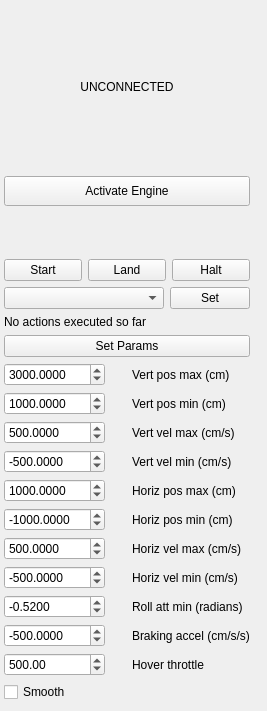
First picture: the form in src/ui/UASControl.ui, repository dricketts/apm_planner, before the edit.
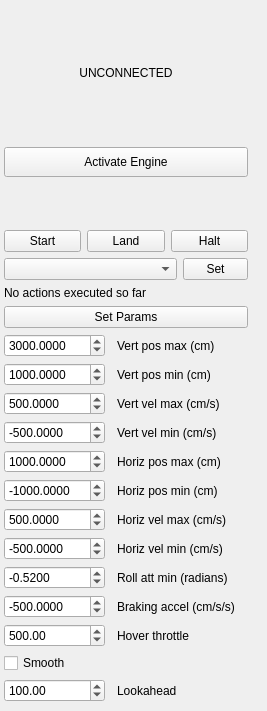
Second picture: the form after the edit. Icons and pictures are not drawn.

The edit to the form file:
```diff
--- a/src/ui/UASControl.ui
+++ b/src/ui/UASControl.ui
@@ -34,7 +34,7 @@
   <property name="toolTip">
    <string>Control widget to send basic control actions to the micro air vehicle</string>
   </property>
-  <layout class="QGridLayout" name="gridLayout" rowstretch="5,0,0,0,0,0,0,0,0,0,0,0,0,0,0,0,0,0,0,0,0" columnstretch="5,0,0,0,0,0">
+  <layout class="QGridLayout" name="gridLayout" rowstretch="5,0,0,0,0,0,0,0,0,0,0,0,0,0,0,0,0,0,0,0,0,0" columnstretch="5,0,0,0,0,0">
    <property name="leftMargin">
     <number>4</number>
    </property>
@@ -213,7 +213,7 @@
      </property>
     </widget>
    </item>
-   <item row="20" column="1" colspan="4">
+   <item row="21" column="1" colspan="4">
     <spacer name="verticalSpacer_2">
      <property name="orientation">
       <enum>Qt::Vertical</enum>
@@ -544,6 +544,23 @@
      </property>
     </widget>
    </item>
+   <item row="20" column="1">
+    <widget class="QDoubleSpinBox" name="lookaheadIn">
+     <property name="maximum">
+      <double>10000000.000000000000000</double>
+     </property>
+     <property name="value">
+      <double>100.000000000000000</double>
+     </property>
+    </widget>
+   </item>
+   <item row="20" column="3">
+    <widget class="QLabel" name="label_11">
+     <property name="text">
+      <string>Lookahead</string>
+     </property>
+    </widget>
+   </item>
   </layout>
  </widget>
  <resources>
```
